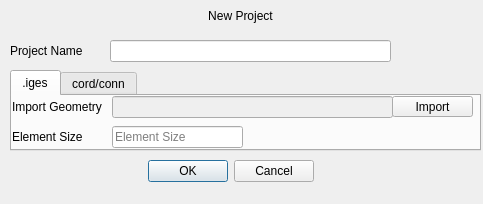
Before: the Qt Designer form pulse/uix/user_input/ui/newProjectInput.ui in open-pulse/OpenPulse, drawn with Qt 5.
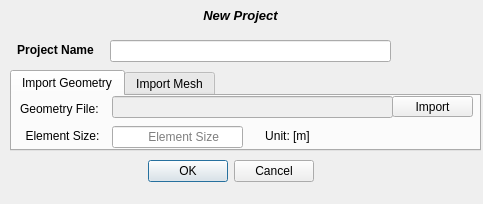
After: the same form once the commit is applied.

```diff
--- a/pulse/uix/user_input/ui/newProjectInput.ui
+++ b/pulse/uix/user_input/ui/newProjectInput.ui
@@ -41,7 +41,7 @@
      <item>
       <widget class="QLabel" name="label">
        <property name="text">
-        <string>New Project</string>
+        <string>&lt;html&gt;&lt;head/&gt;&lt;body&gt;&lt;p&gt;&lt;span style=&quot; font-size:10pt; font-weight:600; font-style:italic;&quot;&gt;New Project&lt;/span&gt;&lt;/p&gt;&lt;/body&gt;&lt;/html&gt;</string>
        </property>
        <property name="alignment">
         <set>Qt::AlignCenter</set>
@@ -63,7 +63,7 @@
      <item>
       <widget class="QLabel" name="label_2">
        <property name="text">
-        <string>Project Name</string>
+        <string>&lt;html&gt;&lt;head/&gt;&lt;body&gt;&lt;p align=&quot;center&quot;&gt;&lt;span style=&quot; font-weight:600;&quot;&gt;Project Name&lt;/span&gt;&lt;/p&gt;&lt;/body&gt;&lt;/html&gt;</string>
        </property>
       </widget>
      </item>
@@ -117,7 +117,7 @@
     </property>
     <widget class="QWidget" name="tab">
      <attribute name="title">
-      <string>.iges</string>
+      <string>Import Geometry</string>
      </attribute>
      <widget class="QWidget" name="verticalLayoutWidget_5">
       <property name="geometry">
@@ -166,9 +166,9 @@
      <widget class="QWidget" name="verticalLayoutWidget_4">
       <property name="geometry">
        <rect>
-        <x>0</x>
-        <y>0</y>
-        <width>91</width>
+        <x>8</x>
+        <y>2</y>
+        <width>85</width>
         <height>21</height>
        </rect>
       </property>
@@ -176,7 +176,7 @@
        <item>
         <widget class="QLabel" name="label_3">
          <property name="text">
-          <string>Import Geometry</string>
+          <string>&lt;html&gt;&lt;head/&gt;&lt;body&gt;&lt;p align=&quot;center&quot;&gt;Geometry File:&lt;/p&gt;&lt;/body&gt;&lt;/html&gt;</string>
          </property>
         </widget>
        </item>
@@ -194,14 +194,26 @@
       <layout class="QVBoxLayout" name="verticalLayout_8">
        <item>
         <widget class="QLineEdit" name="line_element_size">
+         <property name="enabled">
+          <bool>true</bool>
+         </property>
+         <property name="layoutDirection">
+          <enum>Qt::LeftToRight</enum>
+         </property>
          <property name="inputMethodHints">
           <set>Qt::ImhNone</set>
          </property>
          <property name="maxLength">
           <number>20</number>
          </property>
+         <property name="frame">
+          <bool>true</bool>
+         </property>
+         <property name="cursorPosition">
+          <number>0</number>
+         </property>
          <property name="placeholderText">
-          <string>Element Size</string>
+          <string>          Element Size</string>
          </property>
         </widget>
        </item>
@@ -210,9 +222,9 @@
      <widget class="QWidget" name="verticalLayoutWidget_7">
       <property name="geometry">
        <rect>
-        <x>0</x>
+        <x>8</x>
         <y>30</y>
-        <width>91</width>
+        <width>85</width>
         <height>21</height>
        </rect>
       </property>
@@ -220,7 +232,26 @@
        <item>
         <widget class="QLabel" name="label_4">
          <property name="text">
-          <string>Element Size</string>
+          <string>&lt;html&gt;&lt;head/&gt;&lt;body&gt;&lt;p align=&quot;center&quot;&gt;Element Size:&lt;/p&gt;&lt;/body&gt;&lt;/html&gt;</string>
+         </property>
+        </widget>
+       </item>
+      </layout>
+     </widget>
+     <widget class="QWidget" name="verticalLayoutWidget_15">
+      <property name="geometry">
+       <rect>
+        <x>234</x>
+        <y>30</y>
+        <width>83</width>
+        <height>21</height>
+       </rect>
+      </property>
+      <layout class="QVBoxLayout" name="verticalLayout_15">
+       <item>
+        <widget class="QLabel" name="label_7">
+         <property name="text">
+          <string>&lt;html&gt;&lt;head/&gt;&lt;body&gt;&lt;p align=&quot;center&quot;&gt;Unit: [m]&lt;/p&gt;&lt;/body&gt;&lt;/html&gt;</string>
          </property>
         </widget>
        </item>
@@ -229,7 +260,7 @@
     </widget>
     <widget class="QWidget" name="tab_2">
      <attribute name="title">
-      <string>cord/conn</string>
+      <string>Import Mesh</string>
      </attribute>
      <widget class="QWidget" name="verticalLayoutWidget_9">
       <property name="geometry">
```
Left out of the diff: 20 changed lines with no effect on the pictures.
